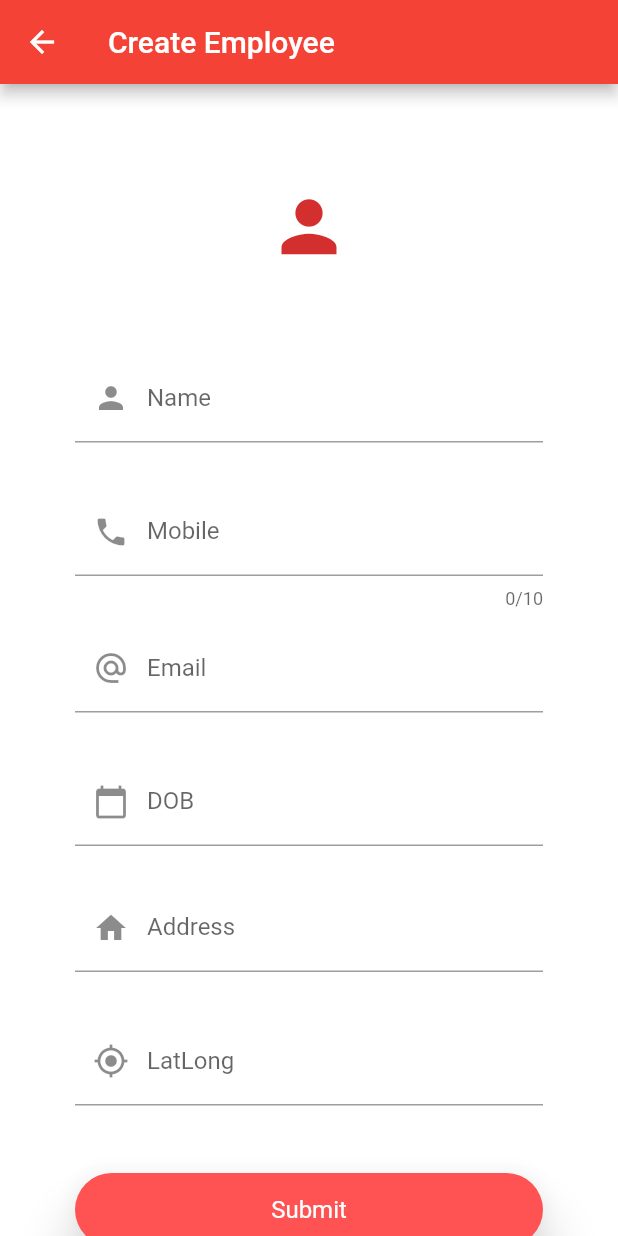
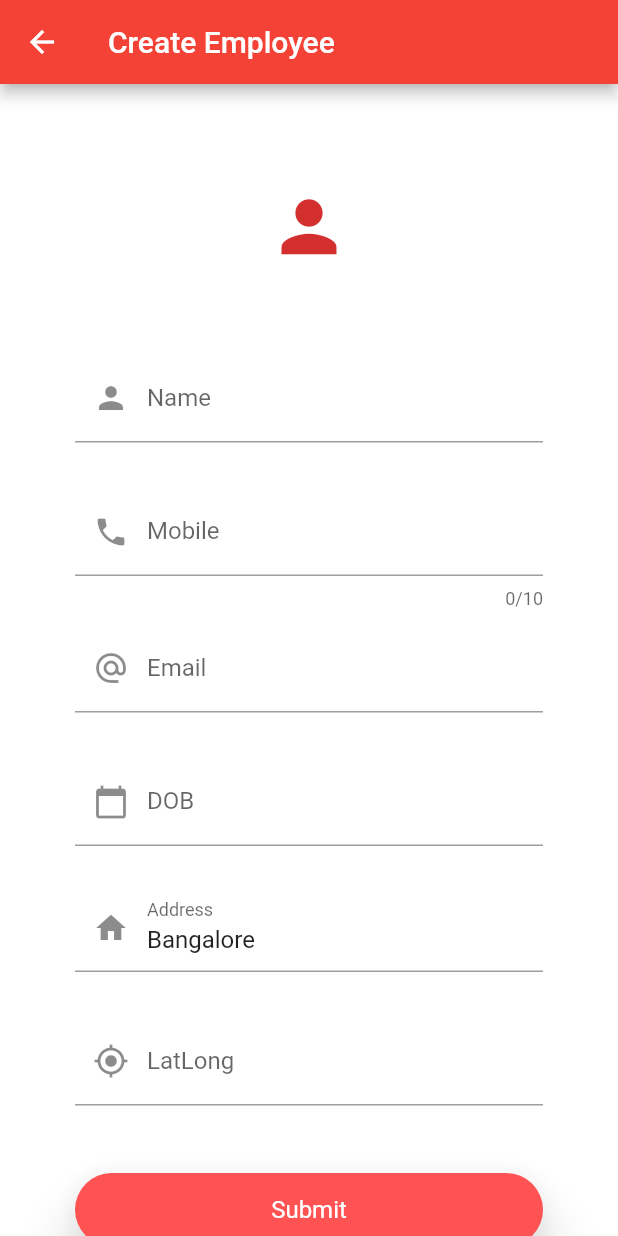
Before and after one commit to sad1996/flutter_authentication_test, a Flutter app: the CreateEmployeePage screen opened by its route, on a phone screen of 412 x 824 dp. Run offline on Flutter 3.47's test engine with Material 2 defaults, Android fonts, the phone set to English and light mode, and no system bars; our stand-ins replace dio, flutter_slidable, geolocator, google_maps_flutter, share, shared_preferences and 2 more; missing offline and left inert: image_picker_modern; accounts and stored records are empty.

Commit message:
1.Keyboard Hide Button Added

```diff
--- a/lib/view/create_employee_page.dart
+++ b/lib/view/create_employee_page.dart
@@ -1,9 +1,6 @@
 import 'dart:convert';
 import 'dart:io';
-import 'dart:math';
 
-import 'package:cached_network_image/cached_network_image.dart';
-import 'package:dio/dio.dart';
 import 'package:flutter/material.dart';
 import 'package:geolocator/geolocator.dart';
 import 'package:google_maps_flutter/google_maps_flutter.dart';
@@ -29,9 +26,11 @@ class _CreateEmployeePageState extends State<CreateEmployeePage> {
   File avatar;
   DateTime selectedDate;
   LatLng latLng;
+  TextEditingController addressController = new TextEditingController();
   TextEditingController dobController = new TextEditingController();
   TextEditingController latLongController = new TextEditingController();
   Employee employee = new Employee();
+  FocusNode focusNode = new FocusNode();
 
   captureImage(ImageSource source) async {
     await ImagePicker.pickImage(source: source, maxHeight: 200)
@@ -53,6 +52,13 @@ class _CreateEmployeePageState extends State<CreateEmployeePage> {
   }
 
   @override
+  void initState() {
+    // TODO: implement initState
+    super.initState();
+    addressController.text = 'Bangalore';
+  }
+
+  @override
   Widget build(BuildContext context) {
     final ThemeData theme = Theme.of(context);
     final TextTheme textTheme = theme.textTheme;
@@ -62,6 +68,16 @@ class _CreateEmployeePageState extends State<CreateEmployeePage> {
       backgroundColor: Colors.white,
       appBar: AppBar(
         title: Text('Create Employee'),
+        actions: <Widget>[
+          if (focusNode.hasFocus)
+            IconButton(
+              tooltip: 'Hide Keyboard',
+              icon: Icon(Icons.keyboard_hide),
+              onPressed: () {
+                FocusScope.of(context).requestFocus(new FocusNode());
+              },
+            )
+        ],
       ),
       body: Stack(
         alignment: Alignment.center,
@@ -189,9 +205,11 @@ class _CreateEmployeePageState extends State<CreateEmployeePage> {
                                 TextFormField(
                                   validator: TextValidators.validatePhone,
                                   keyboardType: TextInputType.number,
+                                  focusNode: focusNode,
                                   decoration: InputDecoration(
                                       border: UnderlineInputBorder(),
                                       prefixIcon: Icon(Icons.phone),
+                                      prefixText: '+91 ',
                                       labelText: 'Mobile',
                                       hintText: 'Mobile'),
                                   maxLength: 10,
@@ -254,6 +272,7 @@ class _CreateEmployeePageState extends State<CreateEmployeePage> {
                                             prefixIcon:
                                                 Icon(Icons.calendar_today),
                                             labelText: 'DOB',
+                                            suffixText: 'dd-MM-yyyy ',
                                             hintText: 'DOB'),
                                         onSaved: (text) {
                                           setState(() {
@@ -270,6 +289,7 @@ class _CreateEmployeePageState extends State<CreateEmployeePage> {
                                   validator: TextValidators.validateAddress,
                                   keyboardType: TextInputType.emailAddress,
                                   maxLines: null,
+                                  controller: addressController,
                                   decoration: InputDecoration(
                                       border: UnderlineInputBorder(),
                                       prefixIcon: Icon(Icons.home),
@@ -384,7 +404,7 @@ class _CreateEmployeePageState extends State<CreateEmployeePage> {
   }
 
   saveInDatabase() async {
-    await SyndicateDatabase.get().insertEmployeeData(employee).then((_){
+    await SyndicateDatabase.get().insertEmployeeData(employee).then((_) {
       _scaffoldKey.currentState.showSnackBar(SnackBar(
         content: Text('Employee Inserted'),
       ));
--- a/pubspec.yaml
+++ b/pubspec.yaml
@@ -4,7 +4,7 @@ description: A Syndicate Flutter application.
 version: 1.0.0+1
 
 environment:
-  sdk: ">=2.1.0 <3.0.0"
+  sdk: ">=2.2.2 <3.0.0"
 
 dependencies:
   flutter:
```
Also changed, not shown: lib/database/database.dart (+10 -5 lines), lib/view/home_page.dart (+8 -11 lines), 2 other files. Lines whose indentation alone changed are shown as unchanged.
